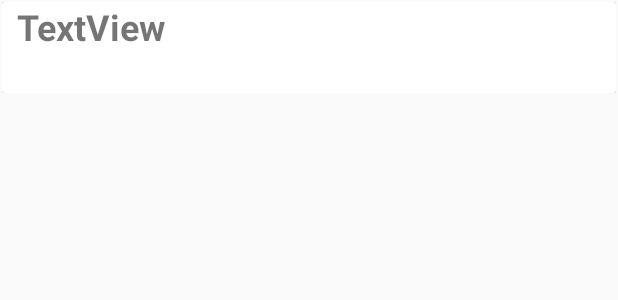
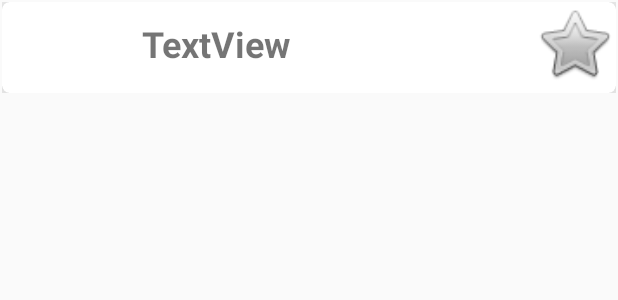
Before and after one commit to kitsune0100/NotesApp, an Android app: the layout recyclerview_row.xml on its own in the app's theme, with its tools: preview values and no code run, on a phone screen of 412 x 824 dp. Shown: the top 300 px of the screen. Run offline under Robolectric (Android 15) with nearby library versions, the phone set to English and light mode, and no system bars.

Commit message:
added view functionality

```diff
--- a/app/src/main/res/layout/activity_newnote.xml
+++ b/app/src/main/res/layout/activity_newnote.xml
@@ -8,7 +8,7 @@
     tools:context=".newnote">
 
     <EditText
-        android:id="@+id/newtextofnote"
+        android:id="@+id/textofnote"
         android:layout_width="363dp"
         android:layout_height="492dp"
         android:background="@drawable/titlebox"
@@ -62,8 +62,8 @@
         app:layout_constraintBottom_toBottomOf="parent"
         app:layout_constraintEnd_toEndOf="parent"
         app:layout_constraintHorizontal_bias="0.911"
-        app:layout_constraintStart_toStartOf="@+id/newtextofnote"
-        app:layout_constraintTop_toBottomOf="@+id/newtextofnote"
+        app:layout_constraintStart_toStartOf="@+id/textofnote"
+        app:layout_constraintTop_toBottomOf="@+id/textofnote"
         app:layout_constraintVertical_bias="0.206" />
 
     <TextView
--- a/app/src/main/res/layout/recyclerview_row.xml
+++ b/app/src/main/res/layout/recyclerview_row.xml
@@ -4,13 +4,14 @@
     android:layout_width="match_parent"
     android:layout_height="wrap_content"
     android:padding="1sp"
-    android:alpha="45" >
+    android:alpha="45">
 
     <androidx.cardview.widget.CardView
         android:layout_width="match_parent"
         android:layout_height="wrap_content"
         cardview:cardElevation="20dp"
         cardview:contentPaddingBottom="5dp"
+        cardview:cardCornerRadius="5dp"
         >
 
         <TextView
@@ -19,8 +20,17 @@
             android:layout_width="275dp"
             android:layout_height="55dp"
             android:text="TextView"
+            android:gravity="center"
             android:paddingLeft="10dp"
             android:textSize="24sp"
             android:textStyle="bold" />
+
+        <ImageView
+            android:id="@+id/imageView"
+            android:layout_width="55sp"
+            android:layout_height="55sp"
+            android:layout_gravity="end"
+            cardview:srcCompat="@android:drawable/btn_star_big_off" />
+
     </androidx.cardview.widget.CardView>
 </RelativeLayout>
--- a/app/src/main/res/values/colors.xml
+++ b/app/src/main/res/values/colors.xml
@@ -1,6 +1,6 @@
 <?xml version="1.0" encoding="utf-8"?>
 <resources>
-    <color name="colorPrimary">#44443F</color>
+    <color name="colorPrimary">#DEDE53</color>
     <color name="colorPrimaryDark">#44443F</color>
     <color name="colorAccent">#F48FB1</color>
     <color name="gray">#787575</color>
```
Also changed, not shown: app/src/main/AndroidManifest.xml (+7 -4 lines), app/src/main/java/com/test/notes/ListAdapter.java (+22 -5 lines), app/src/main/java/com/test/notes/MainActivity.java (+12 -3 lines), app/src/main/java/com/test/notes/SwipeToDelete.java (+2 -0 lines), app/src/main/java/com/test/notes/newnote.java (+42 -9 lines).
